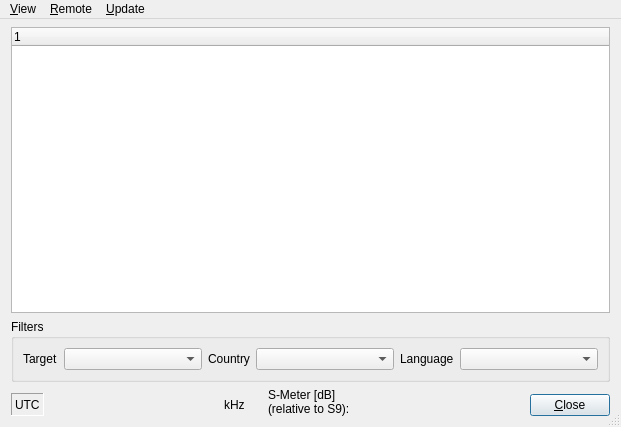
Qt form dream/src/GUI-QT/StationsDlgbase.ui (mmjee/dream-patched) before a commit.
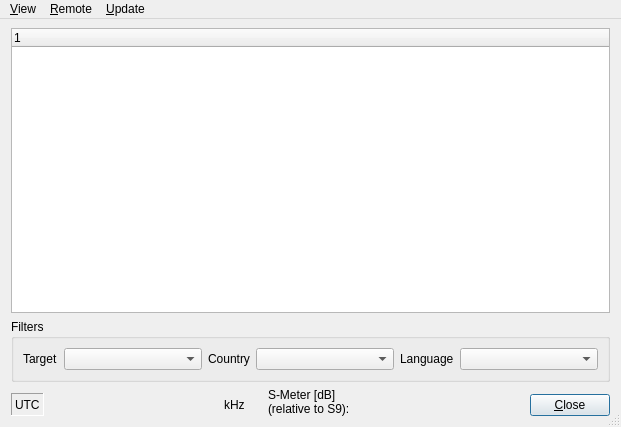
The same form after that commit. Icons and pictures are not drawn. Custom widgets are drawn as their Qt base class.

What changed in the file:
```diff
--- a/dream/src/GUI-QT/StationsDlgbase.ui
+++ b/dream/src/GUI-QT/StationsDlgbase.ui
@@ -75,7 +75,7 @@
       <number>11</number>
      </property>
      <property name="topMargin">
-      <number>8</number>
+      <number>9</number>
      </property>
      <property name="rightMargin">
       <number>11</number>
```
